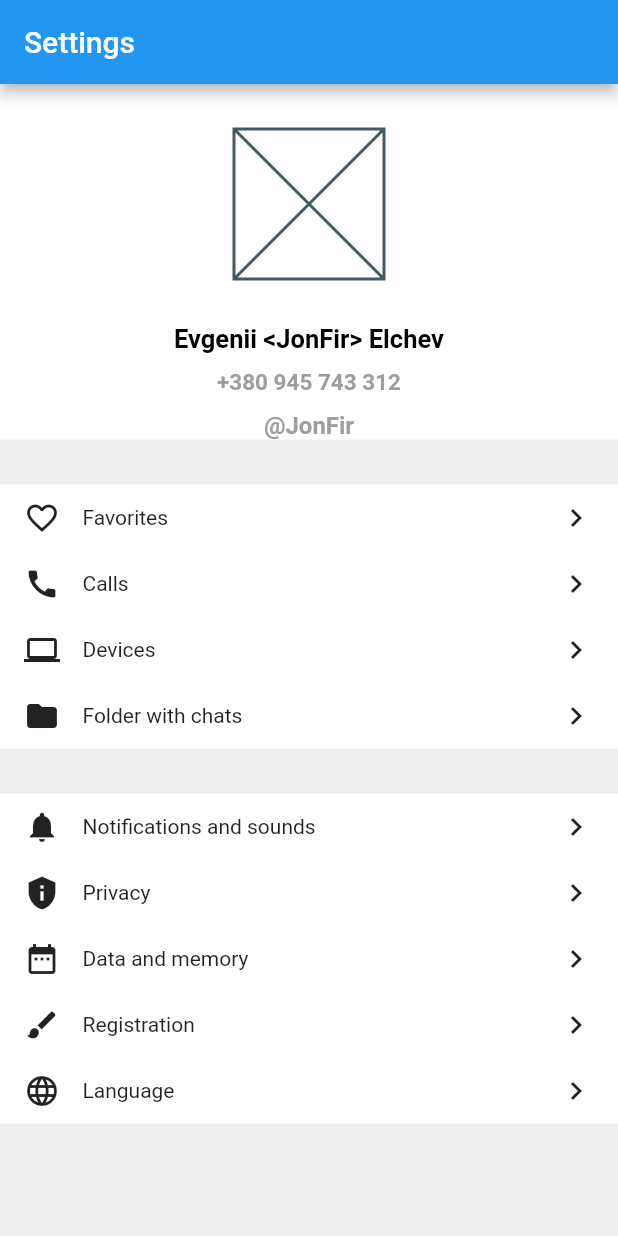
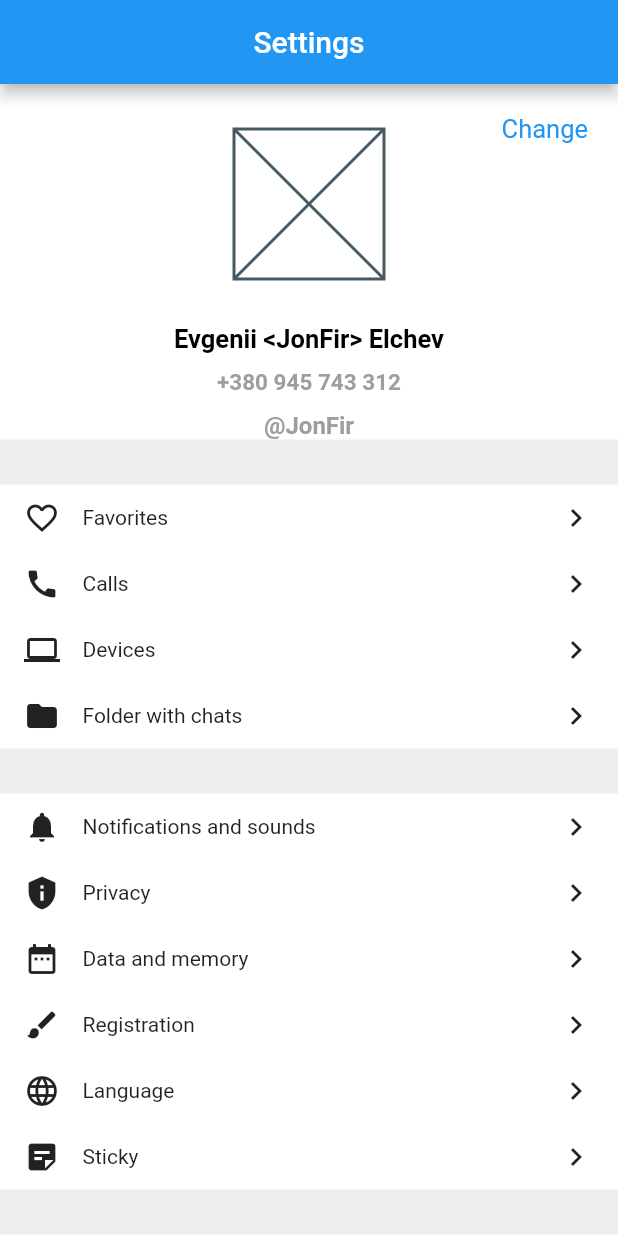
Before and after one commit to Teodohad/flutter_lesson_1, a Flutter app: the screen it shows after launch, on a phone screen of 412 x 824 dp. Run offline on Flutter 3.47's test engine with Material 2 defaults, Android fonts, the phone set to English and light mode, and no system bars.

Commit message:
Finished layout

```diff
--- a/lib/widgets/user_profile.dart
+++ b/lib/widgets/user_profile.dart
@@ -13,7 +13,16 @@ class UserProfile extends StatelessWidget {
     MenuRowData(Icons.date_range, 'Data and memory'),
     MenuRowData(Icons.brush, 'Registration'),
     MenuRowData(Icons.language, 'Language'),
+    MenuRowData(Icons.sticky_note_2, 'Sticky'),
   ];
+  List<MenuRowData> thirdMenuRow = [
+    MenuRowData(Icons.lock_clock, 'Apple Watch'),
+  ];
+  List<MenuRowData> fourMenuRow = [
+    MenuRowData(Icons.help, 'Help'),
+    MenuRowData(Icons.question_answer, 'Questions about Telegram'),
+  ];
+
   UserProfile();
 
   @override
@@ -21,12 +30,11 @@ class UserProfile extends StatelessWidget {
     return Scaffold(
       backgroundColor: Colors.grey[200],
       appBar: AppBar(
-        title: Text('Settings'),
+        title: Center(child: Text('Settings')),
       ),
       body: Container(
         width: double.infinity,
-        child: Column(
-          crossAxisAlignment: CrossAxisAlignment.center,
+        child: ListView(
           children: [
             _UserInfo(),
             SizedBox(
@@ -37,6 +45,14 @@ class UserProfile extends StatelessWidget {
               height: 30,
             ),
             _MenuWidget(menuRow: secondMenuRow),
+            SizedBox(
+              height: 30,
+            ),
+            _MenuWidget(menuRow: thirdMenuRow),
+            SizedBox(
+              height: 30,
+            ),
+            _MenuWidget(menuRow: fourMenuRow),
           ],
         ),
       ),
@@ -100,7 +116,9 @@ class _UserInfo extends StatelessWidget {
 
   @override
   Widget build(BuildContext context) {
-    return Container(
+    return Stack(
+      children: [
+        Container(
           color: Colors.white,
           width: double.infinity,
           child: Column(
@@ -123,6 +141,19 @@ class _UserInfo extends StatelessWidget {
               _UserNicknameWidget(),
             ],
           ),
+        ),
+        Positioned(
+          top: 20,
+          right: 20,
+          child: Text(
+            'Change',
+            style: TextStyle(
+              color: Colors.blue,
+              fontSize: 17,
+            ),
+          ),
+        ),
+      ],
     );
   }
 }
```
Lines whose indentation alone changed are shown as unchanged.
